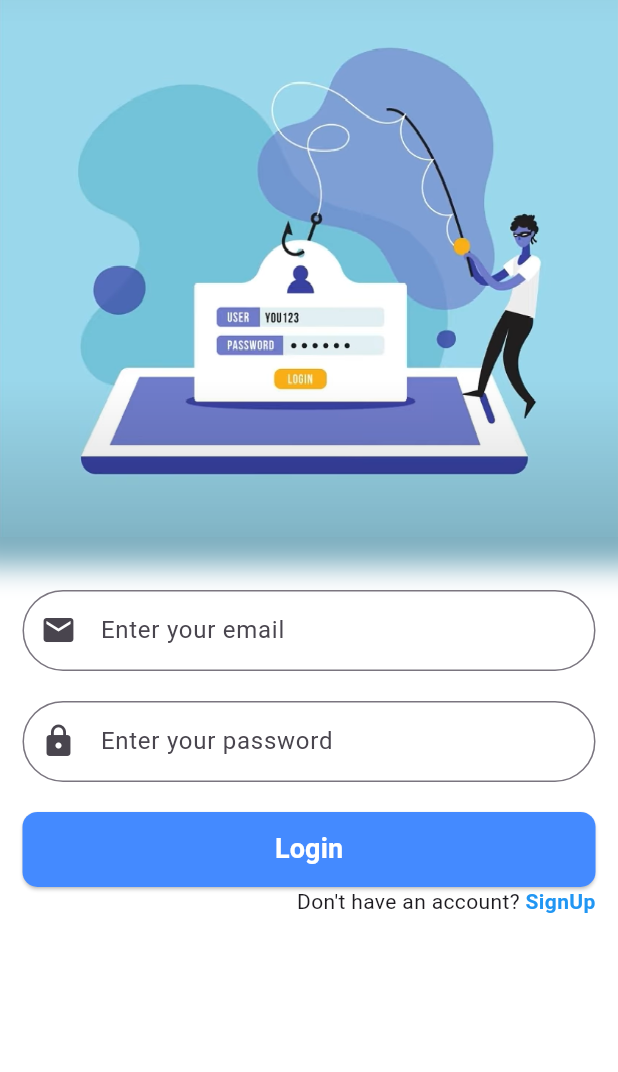
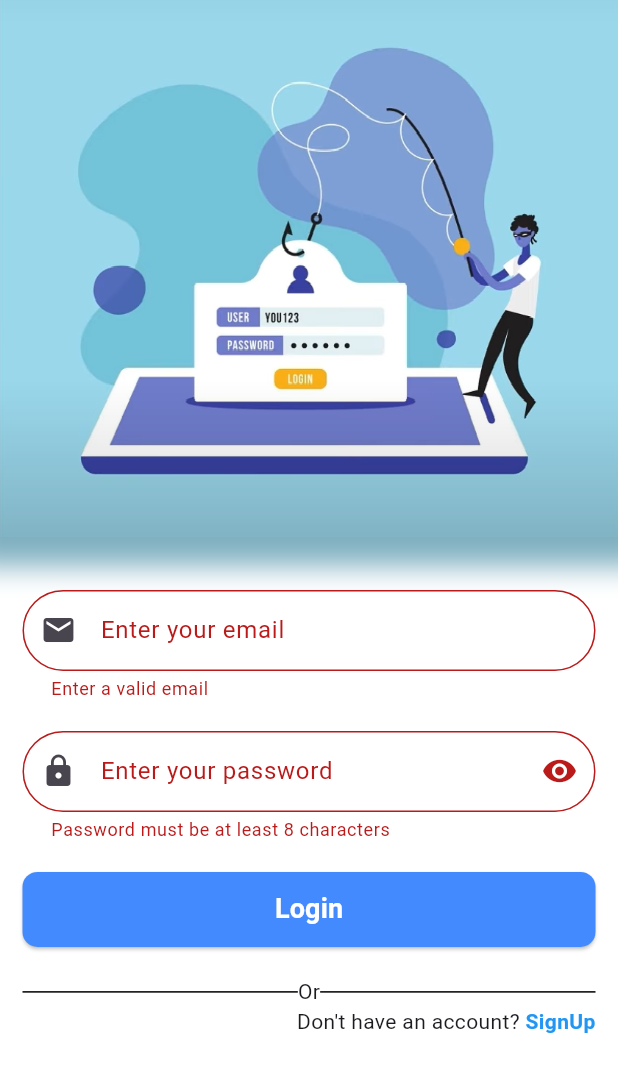
Before and after one commit to Devheyru/User-Authentication, a Flutter app: the screen it shows after launch, after a tap on "Login", on a phone screen of 412 x 824 dp. Shown: the top 1072 px of the screen. Run offline on Flutter 3.47's test engine with Material 3 defaults, Android fonts, the phone set to English and light mode, and no system bars; our stand-ins replace cloud_firestore, firebase_auth, firebase_core, flutter_riverpod; accounts and stored records are empty.

Commit message:
Some ui Change

```diff
--- a/user_auth/lib/pages/user/auth/model/auth_model.dart
+++ b/user_auth/lib/pages/user/auth/model/auth_model.dart
@@ -7,6 +7,7 @@ class AuthFormState {
   final String? passwordError;
   final bool isLoading;
   final bool isPasswordHidden;
+  final bool showErrors;
 
   AuthFormState({
     this.name = "",
@@ -17,12 +18,16 @@ class AuthFormState {
     this.passwordError,
     this.isLoading = false,
     this.isPasswordHidden = true,
+    this.showErrors = false,
   });
 
   bool get isFormValid =>
       name.isNotEmpty &&
+      name.length >= 6 &&
       email.isNotEmpty &&
+      email.length >= 6 &&
       password.isNotEmpty &&
+      password.length >= 6 &&
       nameError == null &&
       emailError == null &&
       passwordError == null;
@@ -36,6 +41,7 @@ class AuthFormState {
     String? passwordError,
     bool? isLoading,
     bool? isPasswordHidden,
+    bool? showErrors,
   }) {
     return AuthFormState(
       name: name ?? this.name,
@@ -46,6 +52,7 @@ class AuthFormState {
       passwordError: passwordError ?? this.passwordError,
       isLoading: isLoading ?? this.isLoading,
       isPasswordHidden: isPasswordHidden ?? this.isPasswordHidden,
+      showErrors: showErrors ?? this.showErrors,
     );
   }
 }
--- a/user_auth/lib/pages/user/auth/screens/userLogIn.dart
+++ b/user_auth/lib/pages/user/auth/screens/userLogIn.dart
@@ -1,14 +1,51 @@
+// ignore_for_file: use_build_context_synchronously
+
 import 'package:flutter/material.dart';
+import 'package:flutter_riverpod/flutter_riverpod.dart';
 import 'package:user_auth/pages/user/auth/screens/userSignUp.dart';
+import 'package:user_auth/pages/user/auth/service/auth_provider.dart';
+import 'package:user_auth/pages/user/auth/service/auth_service.dart';
+import 'package:user_auth/pages/user/home/home_screen.dart';
 import 'package:user_auth/utils/routes/go_route.dart';
 
 import 'package:user_auth/utils/widget/myButton.dart';
+import 'package:user_auth/utils/widget/mySbackBar.dart';
 
-class UserloginPage extends StatelessWidget {
+class UserloginPage extends ConsumerWidget {
   const UserloginPage({super.key});
 
   @override
-  Widget build(BuildContext context) {
+  Widget build(BuildContext context, WidgetRef ref) {
+    final formState = ref.watch(authFormProvider);
+    final formNotifier = ref.read(authFormProvider.notifier);
+    final authMethod = ref.read(authMethodProvider);
+
+    void Login() async {
+      if (!formState.isFormValid) {
+        formNotifier
+            .showValidationErrors(); // sets nameError, emailError, passwordError
+        return; // stop here, do NOT call Firebase yet
+      }
+
+      formNotifier.setLoading(true);
+      final res = await authMethod.loginUser(
+        email: formState.email,
+        password: formState.password,
+      );
+      formNotifier.setLoading(false);
+
+      if (res == "Success") {
+        NavigationHelper.push(context, HomeScreen());
+        Mysbackbar(
+          message: "successfuly log in 🎉",
+          context: context,
+          isError: false,
+        );
+      } else {
+        Mysbackbar(message: res, context: context, isError: true);
+      }
+    }
+
     double height = MediaQuery.of(context).size.height;
     return Scaffold(
       backgroundColor: Colors.white,
@@ -36,7 +73,9 @@ class UserloginPage extends StatelessWidget {
                 children: [
                   TextField(
                     autocorrect: false,
+                    onChanged: (value) => formNotifier.updateEmail(value),
                     keyboardType: TextInputType.emailAddress,
+
                     decoration: InputDecoration(
                       prefixIcon: Icon(Icons.email),
                       labelText: "Enter your email",
@@ -44,24 +83,58 @@ class UserloginPage extends StatelessWidget {
                         borderRadius: BorderRadius.circular(30),
                       ),
                       contentPadding: EdgeInsets.all(15),
+                      errorText: formState.emailError,
                     ),
                   ),
                   SizedBox(height: 20),
                   TextField(
                     autocorrect: false,
                     keyboardType: TextInputType.visiblePassword,
+                    onChanged: (value) => formNotifier.updatePassword(value),
+                    obscureText: formState.isPasswordHidden,
                     decoration: InputDecoration(
                       prefixIcon: Icon(Icons.lock),
                       labelText: "Enter your password",
+
                       border: OutlineInputBorder(
                         borderRadius: BorderRadius.circular(30),
                       ),
+                      suffixIcon: IconButton(
+                        onPressed: () {
+                          formNotifier.togglePasswordVisiblity();
+                        },
+                        icon:
+                            formState.isPasswordHidden
+                                ? Icon(Icons.visibility)
+                                : Icon(Icons.visibility_off),
+                      ),
 
                       contentPadding: EdgeInsets.all(15),
+
+                      errorText: formState.passwordError,
                     ),
                   ),
                   SizedBox(height: 20),
-                  MyButton(onTab: () {}, buttonText: "Login"),
+                  formState.isLoading
+                      ? Center(child: CircularProgressIndicator())
+                      : MyButton(
+                        onTab: () {
+                          Login();
+                        },
+                        buttonText: "Login",
+                      ),
+                  SizedBox(height: 20),
+                  Row(
+                    children: [
+                      Expanded(
+                        child: Container(color: Colors.black, height: 1),
+                      ),
+                      Text("Or"),
+                      Expanded(
+                        child: Container(color: Colors.black, height: 1),
+                      ),
+                    ],
+                  ),
                   Row(
                     children: [
                       Spacer(),
--- a/user_auth/lib/pages/user/auth/service/auth_provider.dart
+++ b/user_auth/lib/pages/user/auth/service/auth_provider.dart
@@ -3,37 +3,51 @@ import 'package:user_auth/pages/user/auth/model/auth_model.dart';
 
 class AuthFormNotifier extends StateNotifier<AuthFormState> {
   AuthFormNotifier() : super(AuthFormState());
+
   void togglePasswordVisiblity() {
     state = state.copyWith(isPasswordHidden: !state.isPasswordHidden);
   }
 
   void updateName(String name) {
-    String? nameError;
-    if (name.isEmpty || name.length < 6) {
-      nameError = "Provide your full name (min 6 chars)";
-    }
-    state = state.copyWith(name: name, nameError: nameError);
+    // Only update the name value; do NOT set error here
+    state = state.copyWith(name: name);
   }
 
   void updateEmail(String email) {
-    String? emailError;
-    if (email.isEmpty ||
-        !RegExp(r'^[\w-\.]+@([\w-]+\.)+[\w-]{2,4}$').hasMatch(email)) {
-      emailError = "Enter a valid email";
-    }
-    state = state.copyWith(email: email, emailError: emailError);
+    // Only update the email value; do NOT set error here
+    state = state.copyWith(email: email);
   }
 
   void updatePassword(String password) {
-    String? passwordError;
-    if (password.isEmpty || password.length < 8) {
-      passwordError = "Password must be at least 8 characters";
-    }
-    state = state.copyWith(password: password, passwordError: passwordError);
+    // Only update the password value; do NOT set error here
+    state = state.copyWith(password: password);
   }
 
   void setLoading(bool isLoading) {
     state = state.copyWith(isLoading: isLoading);
+  }
+
+  /// Call this method when signup button is pressed
+  /// It validates all fields and shows errors if invalid
+  void showValidationErrors() {
+    state = state.copyWith(
+      showErrors: true,
+      nameError:
+          (state.name.isEmpty || state.name.length < 6)
+              ? "Provide your full name (min 6 chars)"
+              : null,
+      emailError:
+          (state.email.isEmpty ||
+                  !RegExp(
+                    r'^[\w-\.]+@([\w-]+\.)+[\w-]{2,4}$',
+                  ).hasMatch(state.email))
+              ? "Enter a valid email"
+              : null,
+      passwordError:
+          (state.password.isEmpty || state.password.length < 8)
+              ? "Password must be at least 8 characters"
+              : null,
+    );
   }
 }
 
```
Also changed, not shown: user_auth/lib/pages/user/auth/screens/userSignUp.dart (+11 -3 lines), user_auth/lib/pages/user/auth/service/auth_service.dart (+16 -12 lines), user_auth/lib/pages/user/home/home_screen.dart (added, +26 -0 lines).
